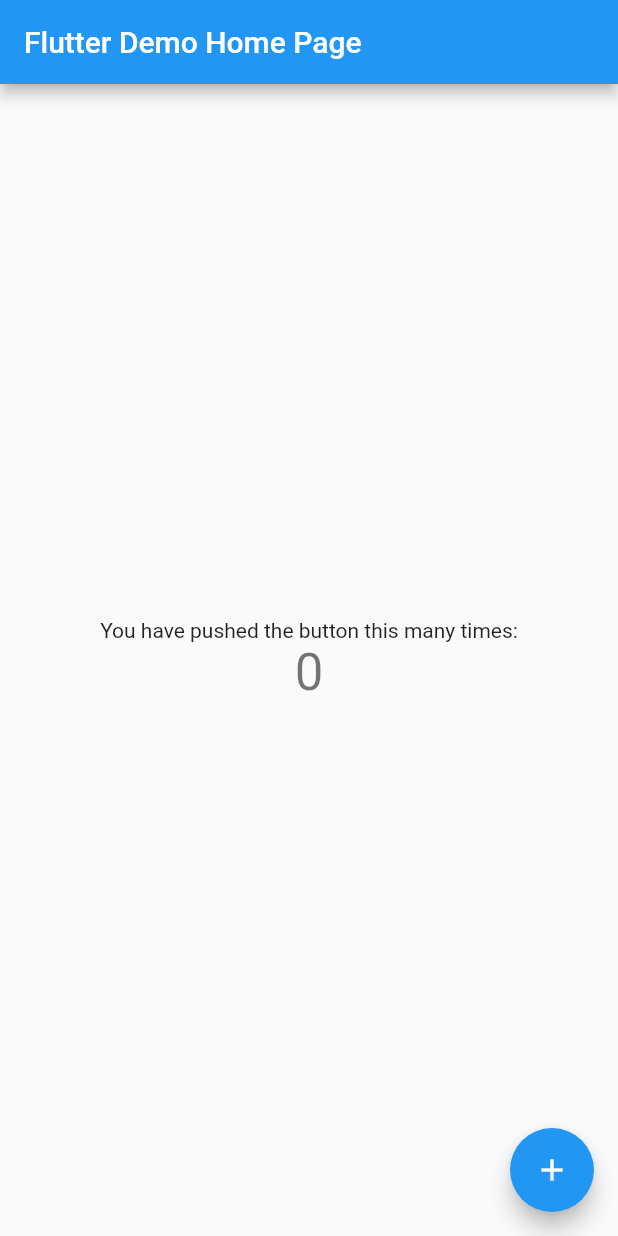
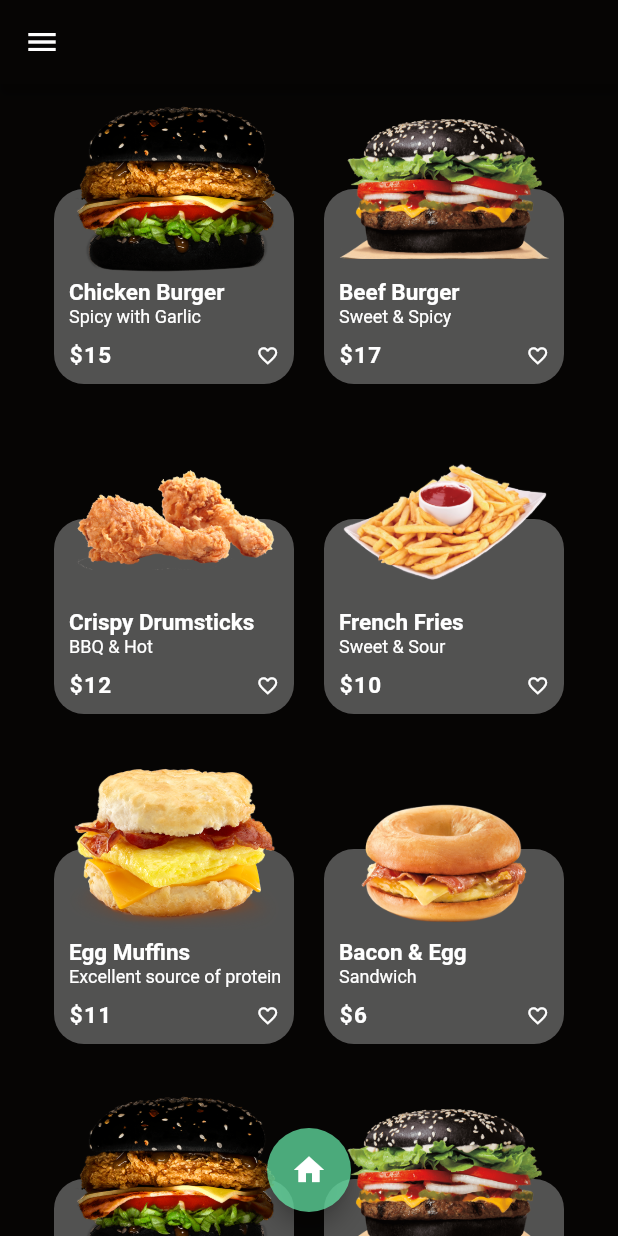
Before and after one commit to omeasraf/FoodApp, a Flutter app: the screen it shows after launch, on a phone screen of 412 x 824 dp. Run offline on Flutter 3.47's test engine with Material 2 defaults, Android fonts, the phone set to English and light mode, and no system bars.

Commit message:
Added items to home page

```diff
--- /dev/null
+++ b/lib/Cards/foodCard.dart
@@ -0,0 +1,89 @@
+import 'package:flutter/cupertino.dart';
+import 'package:flutter/material.dart';
+
+Widget foodCard(String name, String image, String description, String price) {
+  return Container(
+    margin: EdgeInsets.all(10),
+    height: 200,
+    width: 160,
+    decoration: BoxDecoration(
+      borderRadius: BorderRadius.circular(15),
+      color: Colors.transparent,
+    ),
+    child: Column(
+      children: [
+        Stack(
+          children: <Widget>[
+            Container(
+              margin: EdgeInsets.only(top: 60),
+              height: 130,
+              decoration: BoxDecoration(
+                borderRadius: BorderRadius.circular(20),
+                color: Colors.grey.withOpacity(.5),
+              ),
+            ),
+            Column(
+              crossAxisAlignment: CrossAxisAlignment.start,
+              children: <Widget>[
+                Align(
+                  alignment: Alignment.topCenter,
+                  child: Image(
+                    height: 120,
+                    width: 140,
+                    image: AssetImage(
+                      "assets/images/$image",
+                    ),
+                    colorBlendMode: BlendMode.saturation,
+                  ),
+                ),
+                Container(
+                  margin: EdgeInsets.only(left: 10),
+                  child: Text(
+                    name,
+                    style: TextStyle(
+                      color: Colors.white,
+                      fontWeight: FontWeight.bold,
+                      fontSize: 15,
+                    ),
+                  ),
+                ),
+                Container(
+                  margin: EdgeInsets.only(left: 10),
+                  child: Text(
+                    description,
+                    style: TextStyle(
+                      color: Colors.white,
+                      fontSize: 12,
+                    ),
+                  ),
+                ),
+                Container(
+                  margin: EdgeInsets.all(10),
+                  child: Row(
+                    mainAxisAlignment: MainAxisAlignment.spaceBetween,
+                    children: <Widget>[
+                      Text(
+                        "\$$price",
+                        style: TextStyle(
+                          color: Colors.white,
+                          fontWeight: FontWeight.bold,
+                          fontSize: 15,
+                          letterSpacing: .9,
+                        ),
+                      ),
+                      Icon(
+                        Icons.favorite_border,
+                        color: Colors.white,
+                        size: 15,
+                      )
+                    ],
+                  ),
+                )
+              ],
+            ),
+          ],
+        ),
+      ],
+    ),
+  );
+}
--- /dev/null
+++ b/lib/Pages/homePage.dart
@@ -0,0 +1,152 @@
+import 'package:flutter/material.dart';
+import 'package:foodapp/Cards/foodCard.dart';
+
+class HomePage extends StatelessWidget {
+  const HomePage({Key key}) : super(key: key);
+
+  @override
+  Widget build(BuildContext context) {
+    return Scaffold(
+      floatingActionButton: FloatingActionButton(
+        onPressed: () {},
+        backgroundColor: Colors.greenAccent.withOpacity(.7),
+        child: Icon(Icons.home),
+      ),
+      floatingActionButtonLocation: FloatingActionButtonLocation.centerFloat,
+      appBar: AppBar(
+        leading: Container(
+          padding: EdgeInsets.all(15),
+          child: InkWell(
+            borderRadius: BorderRadius.circular(10),
+            onTap: () {},
+            child: Icon(
+              Icons.menu,
+              color: Colors.white,
+            ),
+          ),
+        ),
+      ),
+      body: Container(
+        child: SingleChildScrollView(
+          child: Center(
+            child: Wrap(
+              children: <Widget>[
+                foodCard(
+                    "Chicken Burger", "burger.png", "Spicy with Garlic", "15"),
+                foodCard(
+                    "Beef Burger", "beefBurger.png", "Sweet & Spicy", "17"),
+                foodCard(
+                    "Crispy Drumsticks", "drumstick.png", "BBQ & Hot", "12"),
+                foodCard(
+                    "French Fries", "frenchFries.png", "Sweet & Sour", "10"),
+                foodCard("Egg Muffins", "eggMuffin.png",
+                    "Excellent source of protein", "11"),
+                foodCard("Bacon & Egg", "baconEgg.png", "Sandwich", "6"),
+                foodCard(
+                    "Chicken Burger", "burger.png", "Spicy with Garlic", "15"),
+                foodCard(
+                    "Beef Burger", "beefBurger.png", "Spicy with Garlic", "15"),
+              ],
+            ),
+          ),
+        ),
+      ),
+    );
+  }
+}
+
+class WaveClipperTwo extends CustomClipper<Path> {
+  bool reverse;
+  bool flip;
+
+  WaveClipperTwo({this.reverse = false, this.flip = false});
+
+  @override
+  Path getClip(Size size) {
+    var path = Path();
+    if (!reverse && !flip) {
+      path.lineTo(0.0, size.height - 20);
+
+      var firstControlPoint = Offset(size.width / 4, size.height);
+      var firstEndPoint = Offset(size.width / 2.25, size.height - 30.0);
+      path.quadraticBezierTo(firstControlPoint.dx, firstControlPoint.dy,
+          firstEndPoint.dx, firstEndPoint.dy);
+
+      var secondControlPoint =
+          Offset(size.width - (size.width / 3.25), size.height - 65);
+      var secondEndPoint = Offset(size.width, size.height - 40);
+      path.quadraticBezierTo(secondControlPoint.dx, secondControlPoint.dy,
+          secondEndPoint.dx, secondEndPoint.dy);
+
+      path.lineTo(size.width, size.height - 40);
+      path.lineTo(size.width, 0.0);
+      path.close();
+    } else if (!reverse && flip) {
+      path.lineTo(0.0, size.height - 40);
+      var firstControlPoint = Offset(size.width / 3.25, size.height - 65);
+      var firstEndPoint = Offset(size.width / 1.75, size.height - 20);
+      path.quadraticBezierTo(firstControlPoint.dx, firstControlPoint.dy,
+          firstEndPoint.dx, firstEndPoint.dy);
+
+      var secondCP = Offset(size.width / 1.25, size.height);
+      var secondEP = Offset(size.width, size.height - 30);
+      path.quadraticBezierTo(
+          secondCP.dx, secondCP.dy, secondEP.dx, secondEP.dy);
+
+      path.lineTo(size.width, size.height - 20);
+      path.lineTo(size.width, 0.0);
+      path.close();
+    } else if (reverse && flip) {
+      path.lineTo(0.0, 20);
+      var firstControlPoint = Offset(size.width / 3.25, 65);
+      var firstEndPoint = Offset(size.width / 1.75, 40);
+      path.quadraticBezierTo(firstControlPoint.dx, firstControlPoint.dy,
+          firstEndPoint.dx, firstEndPoint.dy);
+
+      var secondCP = Offset(size.width / 1.25, 0);
+      var secondEP = Offset(size.width, 30);
+      path.quadraticBezierTo(
+          secondCP.dx, secondCP.dy, secondEP.dx, secondEP.dy);
+
+      path.lineTo(size.width, size.height);
+      path.lineTo(0.0, size.height);
+      path.close();
+    } else {
+      path.lineTo(0.0, 20);
+
+      var firstControlPoint = Offset(size.width / 4, 0.0);
+      var firstEndPoint = Offset(size.width / 2.25, 30.0);
+      path.quadraticBezierTo(firstControlPoint.dx, firstControlPoint.dy,
+          firstEndPoint.dx, firstEndPoint.dy);
+
+      var secondControlPoint = Offset(size.width - (size.width / 3.25), 65);
+      var secondEndPoint = Offset(size.width, 40);
+      path.quadraticBezierTo(secondControlPoint.dx, secondControlPoint.dy,
+          secondEndPoint.dx, secondEndPoint.dy);
+
+      path.lineTo(size.width, size.height);
+      path.lineTo(0.0, size.height);
+      path.close();
+    }
+
+    return path;
+  }
+
+  @override
+  bool shouldReclip(CustomClipper<Path> oldClipper) => false;
+}
+
+class TriangleClipper extends CustomClipper<Path> {
+  @override
+  Path getClip(Size size) {
+    Path path = Path();
+    path.lineTo(0, size.height);
+    path.arcToPoint(Offset(size.width, size.height),
+        radius: Radius.elliptical(30, 10));
+    path.lineTo(size.width, 0);
+    return path;
+  }
+
+  @override
+  bool shouldReclip(TriangleClipper oldClipper) => true;
+}
--- a/lib/main.dart
+++ b/lib/main.dart
@@ -1,117 +1,33 @@
 import 'package:flutter/material.dart';
+import 'package:foodapp/Pages/homePage.dart';
 
 void main() {
-  runApp(MyApp());
+  runApp(MainApp());
 }
 
-class MyApp extends StatelessWidget {
-  // This widget is the root of your application.
+class MainApp extends StatefulWidget {
+  MainApp({Key key}) : super(key: key);
+
+  @override
+  _MainAppState createState() => _MainAppState();
+}
+
+class _MainAppState extends State<MainApp> {
   @override
   Widget build(BuildContext context) {
     return MaterialApp(
-      title: 'Flutter Demo',
+      debugShowCheckedModeBanner: false,
       theme: ThemeData(
-        // This is the theme of your application.
-        //
-        // Try running your application with "flutter run". You'll see the
-        // application has a blue toolbar. Then, without quitting the app, try
-        // changing the primarySwatch below to Colors.green and then invoke
-        // "hot reload" (press "r" in the console where you ran "flutter run",
-        // or simply save your changes to "hot reload" in a Flutter IDE).
-        // Notice that the counter didn't reset back to zero; the application
-        // is not restarted.
-        primarySwatch: Colors.blue,
-        // This makes the visual density adapt to the platform that you run
-        // the app on. For desktop platforms, the controls will be smaller and
-        // closer together (more dense) than on mobile platforms.
+        primaryColor: Colors.greenAccent,
+        cursorColor: Colors.greenAccent,
+        canvasColor: Color(0xff060504),
+        backgroundColor: Color(0xff060504),
+        appBarTheme: AppBarTheme(
+          color: Color(0xff060504),
+        ),
         visualDensity: VisualDensity.adaptivePlatformDensity,
       ),
-      home: MyHomePage(title: 'Flutter Demo Home Page'),
+      home: HomePage(),
     );
   }
 }
-
-class MyHomePage extends StatefulWidget {
-  MyHomePage({Key key, this.title}) : super(key: key);
-
-  // This widget is the home page of your application. It is stateful, meaning
-  // that it has a State object (defined below) that contains fields that affect
-  // how it looks.
-
-  // This class is the configuration for the state. It holds the values (in this
-  // case the title) provided by the parent (in this case the App widget) and
-  // used by the build method of the State. Fields in a Widget subclass are
-  // always marked "final".
-
-  final String title;
-
-  @override
-  _MyHomePageState createState() => _MyHomePageState();
-}
-
-class _MyHomePageState extends State<MyHomePage> {
-  int _counter = 0;
-
-  void _incrementCounter() {
-    setState(() {
-      // This call to setState tells the Flutter framework that something has
-      // changed in this State, which causes it to rerun the build method below
-      // so that the display can reflect the updated values. If we changed
-      // _counter without calling setState(), then the build method would not be
-      // called again, and so nothing would appear to happen.
-      _counter++;
-    });
-  }
-
-  @override
-  Widget build(BuildContext context) {
-    // This method is rerun every time setState is called, for instance as done
-    // by the _incrementCounter method above.
-    //
-    // The Flutter framework has been optimized to make rerunning build methods
-    // fast, so that you can just rebuild anything that needs updating rather
-    // than having to individually change instances of widgets.
-    return Scaffold(
-      appBar: AppBar(
-        // Here we take the value from the MyHomePage object that was created by
-        // the App.build method, and use it to set our appbar title.
-        title: Text(widget.title),
-      ),
-      body: Center(
-        // Center is a layout widget. It takes a single child and positions it
-        // in the middle of the parent.
-        child: Column(
-          // Column is also a layout widget. It takes a list of children and
-          // arranges them vertically. By default, it sizes itself to fit its
-          // children horizontally, and tries to be as tall as its parent.
-          //
-          // Invoke "debug painting" (press "p" in the console, choose the
-          // "Toggle Debug Paint" action from the Flutter Inspector in Android
-          // Studio, or the "Toggle Debug Paint" command in Visual Studio Code)
-          // to see the wireframe for each widget.
-          //
-          // Column has various properties to control how it sizes itself and
-          // how it positions its children. Here we use mainAxisAlignment to
-          // center the children vertically; the main axis here is the vertical
-          // axis because Columns are vertical (the cross axis would be
-          // horizontal).
-          mainAxisAlignment: MainAxisAlignment.center,
-          children: <Widget>[
-            Text(
-              'You have pushed the button this many times:',
-            ),
-            Text(
-              '$_counter',
-              style: Theme.of(context).textTheme.headline4,
-            ),
-          ],
-        ),
-      ),
-      floatingActionButton: FloatingActionButton(
-        onPressed: _incrementCounter,
-        tooltip: 'Increment',
-        child: Icon(Icons.add),
-      ), // This trailing comma makes auto-formatting nicer for build methods.
-    );
-  }
-}
```
Also changed, not shown: pubspec.yaml (+3 -51 lines), assets/images/baconEgg.png (added), assets/images/beefBurger.png (added), assets/images/burger.png (added), assets/images/drumstick.png (added), assets/images/eggMuffin.png (added), assets/images/frenchFries.png (added), 3 other files.
